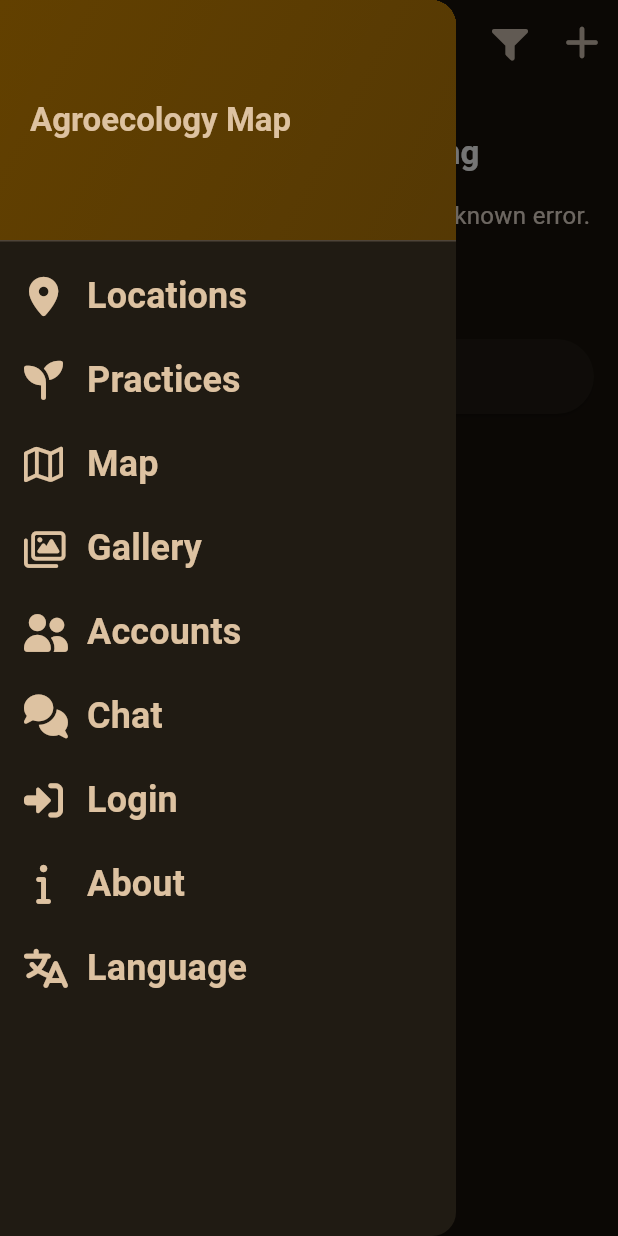
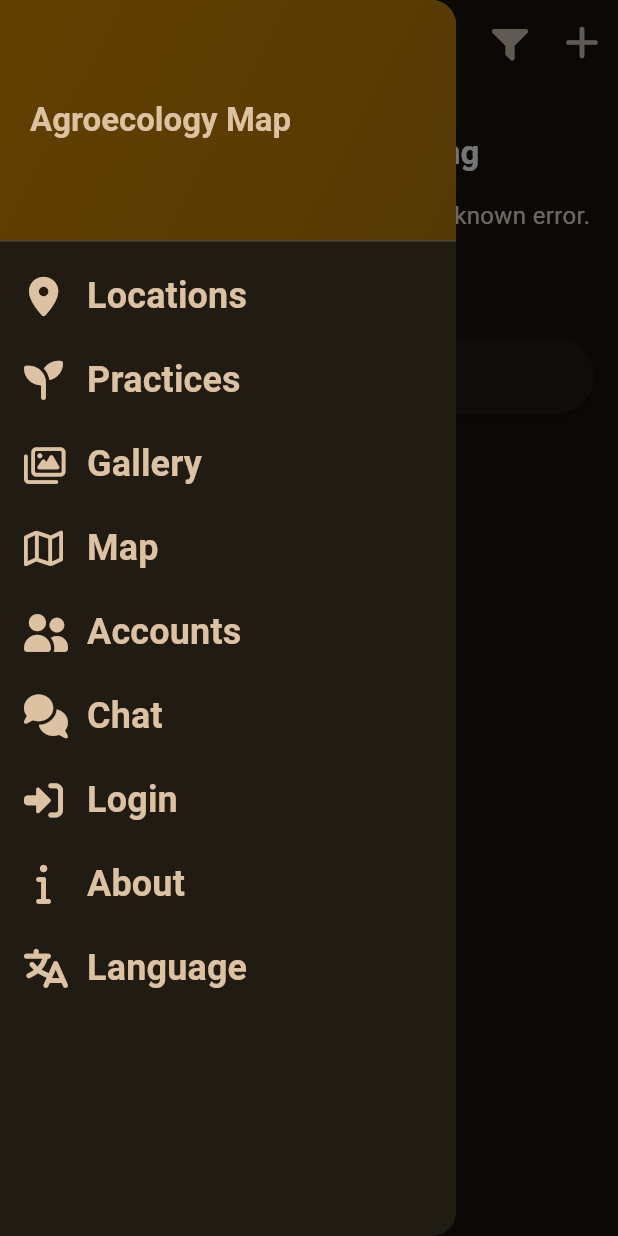
Before and after one commit to marcelo-soares-souza/agroecology_map_app, a Flutter app: the screen it shows after launch, with the side drawer open, on a phone screen of 412 x 824 dp. Run offline on Flutter 3.47's test engine with Material 3 defaults, Android fonts, the phone set to English and light mode, and no system bars; our stand-ins replace cached_network_image, flutter_login, flutter_map, flutter_secure_storage, flutter_slidable, font_awesome_flutter and 6 more; missing offline and left inert: dart_countries, flutter_map_marker_cluster_plus, http_interceptor; accounts and stored records are empty; generated files the repository leaves out were written again; statements that could not run were skipped.

Commit message:
changed menu order

```diff
--- a/lib/widgets/drawer_widget.dart
+++ b/lib/widgets/drawer_widget.dart
@@ -252,6 +252,17 @@ class _DrawerWidgetState extends State<DrawerWidget> {
                   ),
                   ListTile(
                     leading: Icon(
+                      FontAwesomeIcons.images,
+                      size: 26,
+                      color: Theme.of(context).colorScheme.secondary,
+                    ),
+                    title: Text(l10n.gallery, style: textStyle),
+                    onTap: () {
+                      widget.onSelectScreen('gallery');
+                    },
+                  ),
+                  ListTile(
+                    leading: Icon(
                       FontAwesomeIcons.map,
                       size: 26,
                       color: Theme.of(context).colorScheme.secondary,
@@ -259,17 +270,6 @@ class _DrawerWidgetState extends State<DrawerWidget> {
                     title: Text(l10n.map, style: textStyle),
                     onTap: () {
                       widget.onSelectScreen('map');
-                    },
-                  ),
-                  ListTile(
-                    leading: Icon(
-                      FontAwesomeIcons.images,
-                      size: 26,
-                      color: Theme.of(context).colorScheme.secondary,
-                    ),
-                    title: Text(l10n.gallery, style: textStyle),
-                    onTap: () {
-                      widget.onSelectScreen('gallery');
                     },
                   ),
                   ListTile(
```
